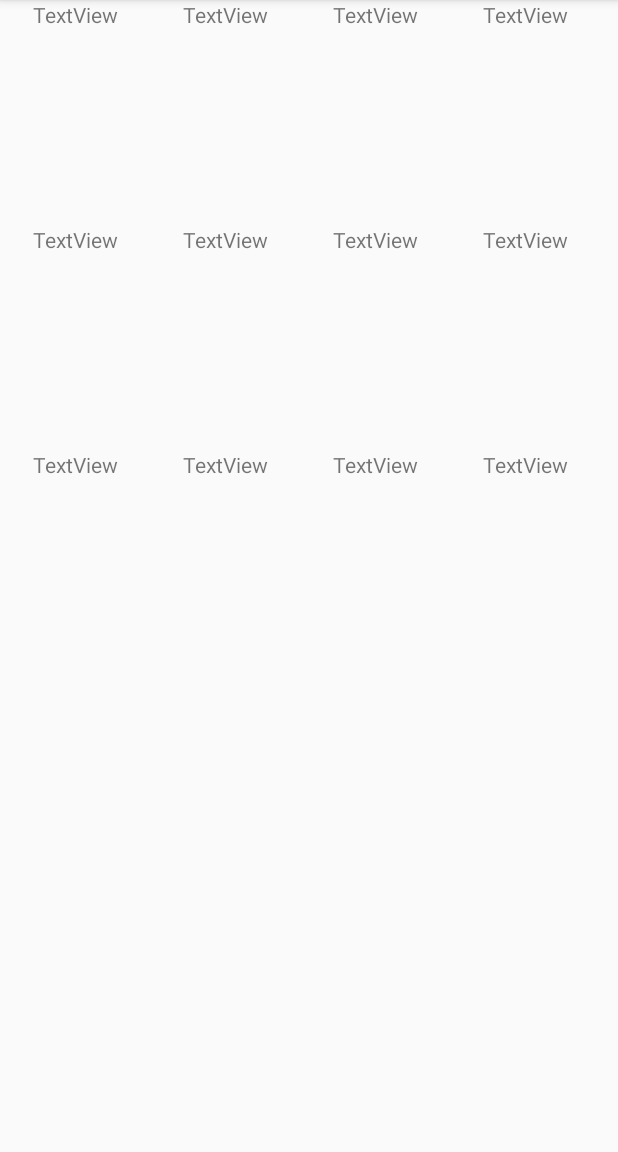
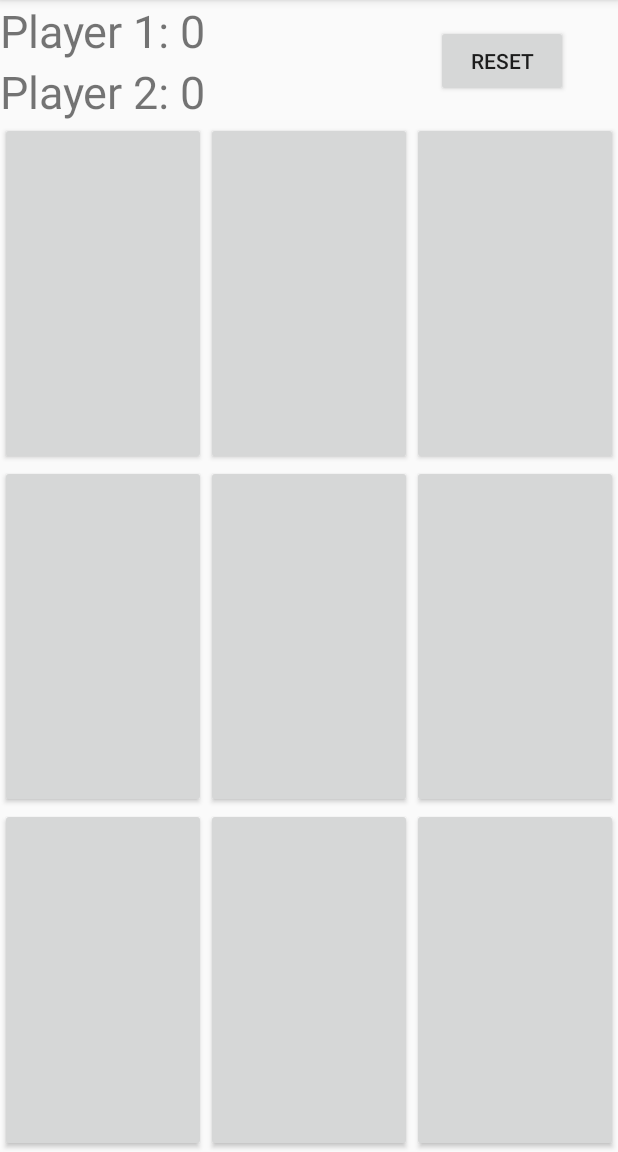
Before and after one commit to bnlake/TicTacToe, an Android app: the layout activity_random.xml on its own in the app's theme, with its tools: preview values and no code run, on a phone screen of 412 x 824 dp, the part 84-1236 px from its top. Run offline under Robolectric (Android 15) with nearby library versions, the phone set to English and light mode, and no system bars.

Commit message:
New layout file and add UI for random game

```diff
--- a/app/src/main/java/com/csci4020/tic_tac_toe/RandomActivity.java
+++ b/app/src/main/java/com/csci4020/tic_tac_toe/RandomActivity.java
@@ -11,18 +11,35 @@ import android.view.View;
 
 public class RandomActivity extends Activity implements View.OnClickListener {
 
+
     private boolean gameOver = false;
     private int[][] gameBoardSquares = new int[3][3];
 
+    // TODO: Current piece will be generated randomly
+
+    public int[] gameIds = {
+            R.id.imageButton00, R.id.imageButton01, R.id.imageButton02, R.id.imageButton03,
+            R.id.imageButton04, R.id.imageButton05, R.id.imageButton06, R.id.imageButton07,
+            R.id.imageButton08
+    };
 
     @Override
     protected void onCreate(Bundle savedInstanceState) {
         super.onCreate(savedInstanceState);
-        setContentView(R.layout.activity_play_random);
+        setContentView(R.layout.activity_random);
     }
 
     @Override
     public void onClick(View v) {
 
     }
+
+    public void setupButtonListener() {
+        int[] ids = {
+                R.id.btn_o, R.id.btn_x, R.id.imageButton00, R.id.imageButton01, R.id.imageButton02,
+                R.id.imageButton03, R.id.imageButton04, R.id.imageButton05, R.id.imageButton06,
+                R.id.imageButton07, R.id.imageButton08
+        };
+    }
+
 }
--- a/app/src/main/res/layout/activity_play_random.xml
+++ b/app/src/main/res/layout/activity_play_random.xml
@@ -21,6 +21,7 @@
             android:layout_weight="1">
             <!--TODO USE VECTOR ASSET FOR PLACEHOLDERS, SCALES WEIRD WITH AN XML SHAPE-->
             <ImageView
+                android:id="@+id/imageButton00"
                 android:layout_width="0dp"
                 android:layout_height="match_parent"
                 android:layout_margin="5dp"
@@ -31,6 +32,7 @@
                 android:src="@drawable/ic_gamepiece_placeholder" />
 
             <ImageView
+                android:id="@+id/imageButton01"
                 android:layout_width="0dp"
                 android:layout_height="match_parent"
                 android:layout_margin="5dp"
@@ -41,6 +43,7 @@
                 android:src="@drawable/ic_gamepiece_placeholder" />
 
             <ImageView
+                android:id="@+id/imageButton02"
                 android:layout_width="0dp"
                 android:layout_height="match_parent"
                 android:layout_margin="5dp"
@@ -56,6 +59,7 @@
             android:layout_weight="1">
 
             <ImageView
+                android:id="@+id/imageButton03"
                 android:layout_width="0dp"
                 android:layout_height="match_parent"
                 android:layout_margin="5dp"
@@ -66,6 +70,7 @@
                 android:src="@drawable/ic_gamepiece_placeholder" />
 
             <ImageView
+                android:id="@+id/imageButton04"
                 android:layout_width="0dp"
                 android:layout_height="match_parent"
                 android:layout_margin="5dp"
@@ -76,6 +81,7 @@
                 android:src="@drawable/ic_gamepiece_placeholder" />
 
             <ImageView
+                android:id="@+id/imageButton05"
                 android:layout_width="0dp"
                 android:layout_height="match_parent"
                 android:layout_margin="5dp"
@@ -91,6 +97,7 @@
             android:layout_weight="1">
 
             <ImageView
+                android:id="@+id/imageButton06"
                 android:layout_width="0dp"
                 android:layout_height="match_parent"
                 android:layout_margin="5dp"
@@ -101,6 +108,7 @@
                 android:src="@drawable/ic_gamepiece_placeholder" />
 
             <ImageView
+                android:id="@+id/imageButton07"
                 android:layout_width="0dp"
                 android:layout_height="match_parent"
                 android:layout_margin="5dp"
@@ -111,6 +119,7 @@
                 android:src="@drawable/ic_gamepiece_placeholder" />
 
             <ImageView
+                android:id="@+id/imageButton08"
                 android:layout_width="0dp"
                 android:layout_height="match_parent"
                 android:layout_margin="5dp"
--- a/app/src/main/res/layout/activity_random.xml
+++ b/app/src/main/res/layout/activity_random.xml
@@ -1,128 +1,124 @@
 <?xml version="1.0" encoding="utf-8"?>
-<android.support.constraint.ConstraintLayout
-    xmlns:android="http://schemas.android.com/apk/res/android"
+
+<LinearLayout xmlns:android="http://schemas.android.com/apk/res/android"
+    xmlns:app="http://schemas.android.com/apk/res-auto"
     xmlns:tools="http://schemas.android.com/tools"
     android:layout_width="match_parent"
-    android:layout_height="match_parent">
+    android:layout_height="match_parent"
+    android:orientation="vertical">
+
+    <RelativeLayout
+        android:layout_width="match_parent"
+        android:layout_height="wrap_content">
+
+        <TextView
+            android:id="@+id/text_view_p1"
+            android:layout_width="wrap_content"
+            android:layout_height="wrap_content"
+            android:text="Player 1: 0"
+            android:textSize="30sp" />
+
+        <TextView
+            android:id="@+id/text_view_p2"
+            android:layout_width="wrap_content"
+            android:layout_height="wrap_content"
+            android:layout_below="@+id/text_view_p1"
+            android:text="Player 2: 0"
+            android:textSize="30sp" />
+
+        <Button
+            android:id="@+id/button_reset"
+            android:layout_width="wrap_content"
+            android:layout_height="wrap_content"
+            android:layout_alignParentEnd="true"
+            android:layout_centerVertical="true"
+            android:layout_marginEnd="33dp"
+            android:text="reset" />
+
+    </RelativeLayout>
 
     <LinearLayout
         android:layout_width="match_parent"
-        android:layout_height="match_parent"
-        android:orientation="vertical"
-        tools:layout_editor_absoluteX="0dp"
-        tools:layout_editor_absoluteY="288dp">
+        android:layout_height="0dp"
+        android:layout_weight="1">
 
-        <TableLayout
-            android:layout_width="match_parent"
-            android:layout_height="451dp">
+        <Button
+            android:id="@+id/button_00"
+            android:layout_width="0dp"
+            android:layout_height="match_parent"
+            android:layout_weight="1"
+            android:textSize="60sp" />
 
-            <TableRow
-                android:layout_width="match_parent"
-                android:layout_height="match_parent">
+        <Button
+            android:id="@+id/button_01"
+            android:layout_width="0dp"
+            android:layout_height="match_parent"
+            android:layout_weight="1"
+            android:textSize="60sp" />
 
-                <TextView
-                    android:id="@+id/textView"
-                    android:layout_width="100dp"
-                    android:layout_height="150dp"
-                    android:text="TextView"
-                    android:textAlignment="center" />
+        <Button
+            android:id="@+id/button_02"
+            android:layout_width="0dp"
+            android:layout_height="match_parent"
+            android:layout_weight="1"
+            android:textSize="60sp" />
 
-                <TextView
-                    android:id="@+id/textView4"
-                    android:layout_width="100dp"
-                    android:layout_height="150dp"
-                    android:text="TextView"
-                    android:textAlignment="center" />
+    </LinearLayout>
 
-                <TextView
-                    android:id="@+id/textView6"
-                    android:layout_width="100dp"
-                    android:layout_height="150dp"
-                    android:text="TextView"
-                    android:textAlignment="center" />
+    <LinearLayout
+        android:layout_width="match_parent"
+        android:layout_height="0dp"
+        android:layout_weight="1">
 
-                <TextView
-                    android:id="@+id/textView5"
-                    android:layout_width="100dp"
-                    android:layout_height="150dp"
-                    android:text="TextView"
-                    android:textAlignment="center" />
-            </TableRow>
+        <Button
+            android:id="@+id/button_10"
+            android:layout_width="0dp"
+            android:layout_height="match_parent"
+            android:layout_weight="1"
+            android:textSize="60sp" />
 
-            <TableRow
-                android:layout_width="match_parent"
-                android:layout_height="match_parent">
+        <Button
+            android:id="@+id/button_11"
+            android:layout_width="0dp"
+            android:layout_height="match_parent"
+            android:layout_weight="1"
+            android:textSize="60sp" />
 
-                <TextView
-                    android:id="@+id/textView7"
-                    android:layout_width="100dp"
-                    android:layout_height="150dp"
-                    android:text="TextView"
-                    android:textAlignment="center" />
+        <Button
+            android:id="@+id/button_12"
+            android:layout_width="0dp"
+            android:layout_height="match_parent"
+            android:layout_weight="1"
+            android:textSize="60sp" />
 
-                <TextView
-                    android:id="@+id/textView8"
-                    android:layout_width="100dp"
-                    android:layout_height="150dp"
-                    android:text="TextView"
-                    android:textAlignment="center" />
+    </LinearLayout>
 
-                <TextView
-                    android:id="@+id/textView9"
-                    android:layout_width="100dp"
-                    android:layout_height="150dp"
-                    android:text="TextView"
-                    android:textAlignment="center" />
+    <LinearLayout
+        android:layout_width="match_parent"
+        android:layout_height="0dp"
+        android:layout_weight="1">
 
-                <TextView
-                    android:id="@+id/textView10"
-                    android:layout_width="100dp"
-                    android:layout_height="150dp"
-                    android:text="TextView"
-                    android:textAlignment="center" />
-            </TableRow>
+        <Button
+            android:id="@+id/button_20"
+            android:layout_width="0dp"
+            android:layout_height="match_parent"
+            android:layout_weight="1"
+            android:textSize="60sp" />
 
-            <TableRow
-                android:layout_width="match_parent"
-                android:layout_height="match_parent">
+        <Button
+            android:id="@+id/button_21"
+            android:layout_width="0dp"
+            android:layout_height="match_parent"
+            android:layout_weight="1"
+            android:textSize="60sp" />
 
-                <TextView
-                    android:id="@+id/textView11"
-                    android:layout_width="100dp"
-                    android:layout_height="150dp"
-                    android:text="TextView"
-                    android:textAlignment="center" />
+        <Button
+            android:id="@+id/button_22"
+            android:layout_width="0dp"
+            android:layout_height="match_parent"
+            android:layout_weight="1"
+            android:textSize="60sp" />
 
-                <TextView
-                    android:id="@+id/textView12"
-                    android:layout_width="100dp"
-                    android:layout_height="150dp"
-                    android:text="TextView"
-                    android:textAlignment="center" />
+    </LinearLayout>
 
-                <TextView
-                    android:id="@+id/textView13"
-                    android:layout_width="100dp"
-                    android:layout_height="150dp"
-                    android:text="TextView"
-                    android:textAlignment="center" />
-
-                <TextView
-                    android:id="@+id/textView14"
-                    android:layout_width="100dp"
-                    android:layout_height="150dp"
-                    android:text="TextView"
-                    android:textAlignment="center" />
-            </TableRow>
-
-            <TableRow
-                android:layout_width="match_parent"
-                android:layout_height="match_parent" />
-        </TableLayout>
-
-        <View
-            android:id="@+id/view2"
-            android:layout_width="match_parent"
-            android:layout_height="259dp" />
-    </LinearLayout>
-</android.support.constraint.ConstraintLayout>
+</LinearLayout>
```
